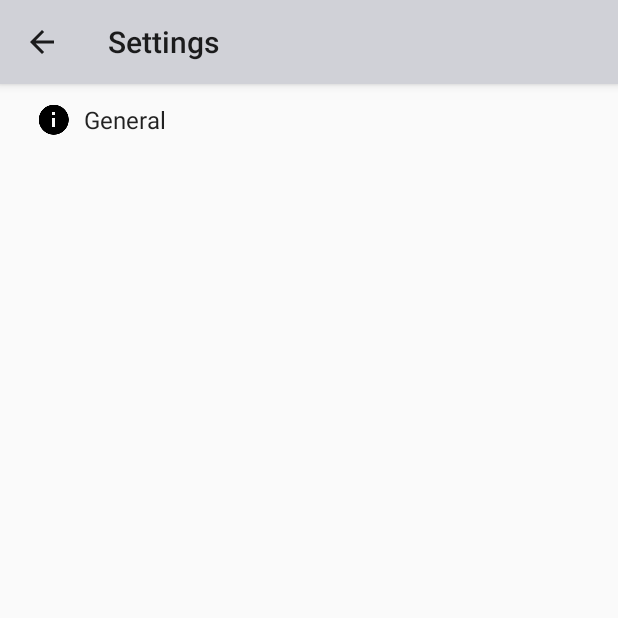
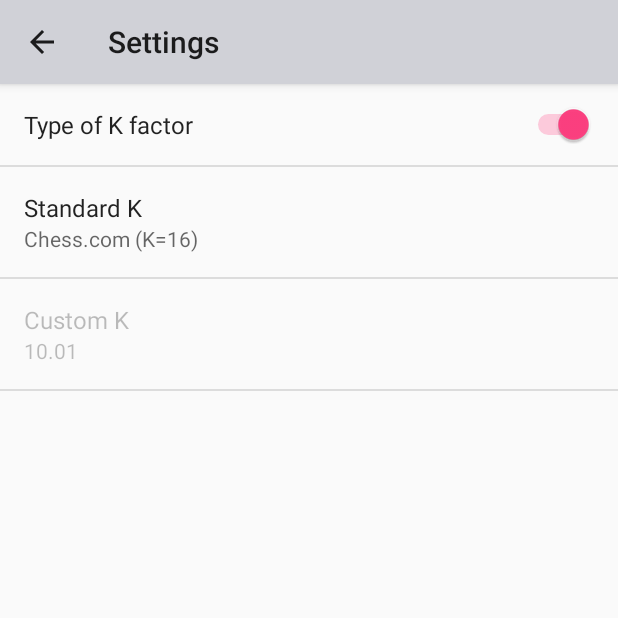
Before and after one commit to fabioarciniegas/Elo-rating-calculator-for-droid, an Android app: the SettingsActivity screen opened directly, with no data from a screen before it, on a phone screen of 412 x 824 dp, the top half of it. Run offline under Robolectric (Android 15) with nearby library versions, the phone set to English and light mode, and no system bars.

Commit message:
settings fixed for display on non-tablets

```diff
--- a/app/src/main/java/com/madebydragons/elocalculator/SettingsActivity.java
+++ b/app/src/main/java/com/madebydragons/elocalculator/SettingsActivity.java
@@ -14,6 +14,7 @@ import android.os.Bundle;
 import android.preference.ListPreference;
 import android.preference.Preference;
 import android.preference.PreferenceActivity;
+import android.preference.SwitchPreference;
 import android.support.v7.app.ActionBar;
 import android.preference.PreferenceFragment;
 import android.preference.PreferenceManager;
@@ -40,6 +41,11 @@ public class SettingsActivity extends AppCompatPreferenceActivity {
     protected void onCreate(Bundle savedInstanceState) {
         super.onCreate(savedInstanceState);
         setupActionBar();
+        // Display the fragment as the main content.
+        getFragmentManager().beginTransaction()
+                .replace(android.R.id.content, new GeneralPreferenceFragment())
+                .commit();
+
     }
 
     /**
@@ -52,7 +58,7 @@ public class SettingsActivity extends AppCompatPreferenceActivity {
             actionBar.setDisplayHomeAsUpEnabled(true);
         }
     }
-//TODO: fix initial state of preference pane
+
     @Override
     public boolean onMenuItemSelected(int featureId, MenuItem item) {
         int id = item.getItemId();
@@ -90,7 +96,7 @@ public class SettingsActivity extends AppCompatPreferenceActivity {
     @Override
     @TargetApi(Build.VERSION_CODES.HONEYCOMB)
     public void onBuildHeaders(List<Header> target) {
-        loadHeadersFromResource(R.xml.pref_headers, target);
+//        loadHeadersFromResource(R.xml.pref_headers, target);
     }
 
     /**
@@ -198,9 +204,14 @@ public class SettingsActivity extends AppCompatPreferenceActivity {
                 public boolean onPreferenceChange(Preference preference, Object newValue) {
                     boolean using_standard = ((Boolean) newValue).booleanValue();
                     findPreference("custom_k").setEnabled(!using_standard);
+                    findPreference("standard_k").setEnabled(using_standard);
                     return true;
                 }
             });
+
+            boolean using_standard = ((SwitchPreference)findPreference("use_standard_k")).isChecked();
+            findPreference("custom_k").setEnabled(!using_standard);
+            findPreference("standard_k").setEnabled(using_standard);
         }
 
         @Override
--- a/app/src/main/res/values/strings.xml
+++ b/app/src/main/res/values/strings.xml
@@ -25,7 +25,7 @@
 
 
 
-    <string name="pref_standard_k_title">Standard K to use</string>
+    <string name="pref_standard_k_title">Standard K</string>
     <string-array name="pref_standard_k_titles">
         <item>Chess.com (K=16)</item>
         <item>ICC (K=32)</item>
@@ -39,7 +39,7 @@
         <item>@string/k_factor_approx_uscf</item>
     </string-array>
 
-    <string name="pref_custom_k_value">Custom K Value to use</string>
+    <string name="pref_custom_k_value">Custom K</string>
 
     <string name="k_factor_chess_com">chess.com</string>
     <string name="k_factor_icc">icc</string>
```
